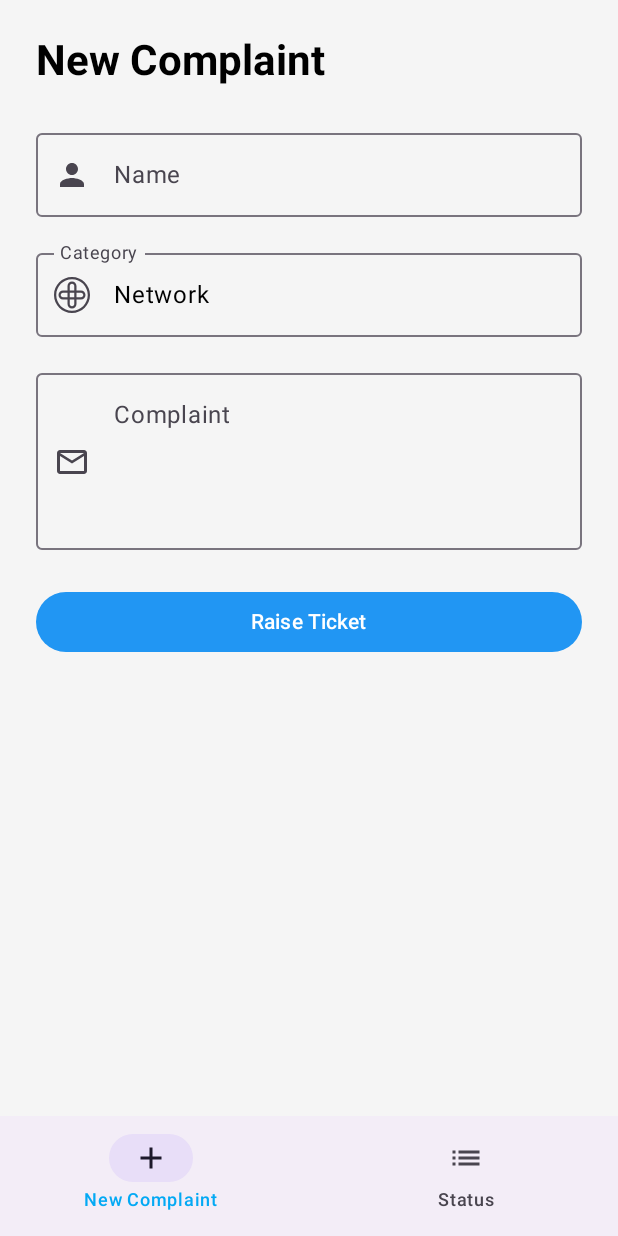
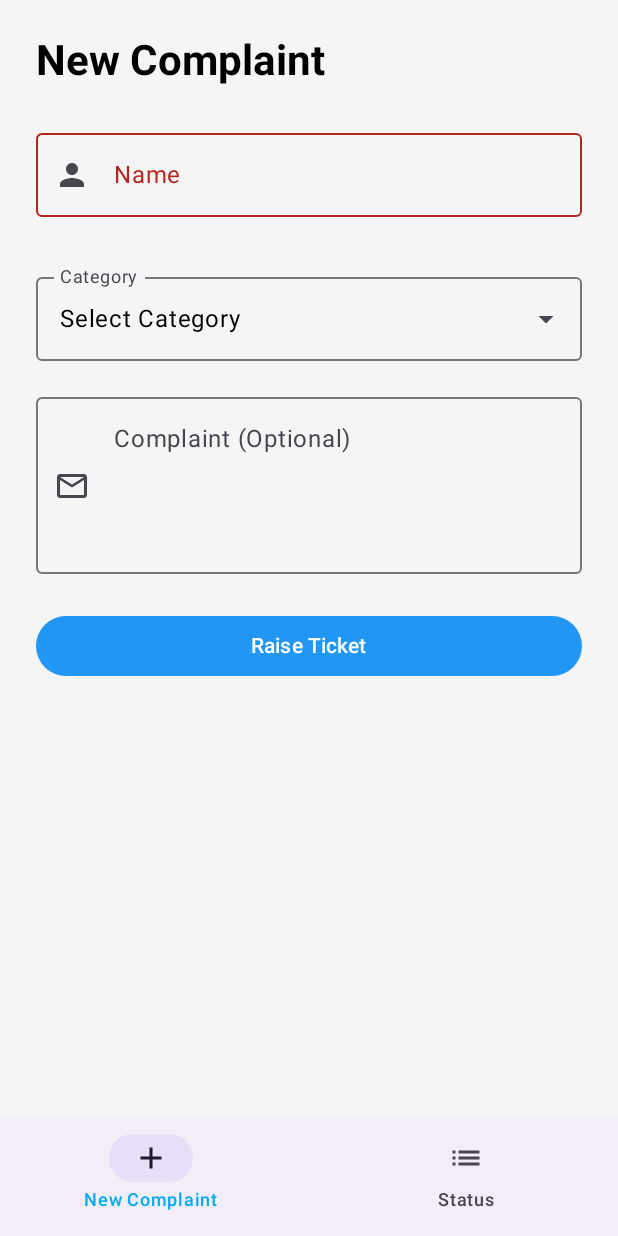
Before and after one commit to RachitAarsh/maintenanceapp, an Android app built with Jetpack Compose: the composable MaintenanceApp shown on its own in the app's theme, after a tap on "Raise Ticket", on a phone screen of 412 x 824 dp. Run offline under Robolectric (Android 15) with nearby library versions, the phone set to English and light mode, and no system bars; our stand-ins replace Firebase (no records; nobody signed in at launch, a user with empty details on screens opened directly); 1 other tap on this screen came first.

Commit message:
commit5: Made complaint text field optional while keeping other fields required

```diff
--- /dev/null
+++ b/app/src/main/java/com/aarsh/maintenanceapp/ui/ComplaintForm.kt
@@ -0,0 +1,121 @@
+package com.aarsh.maintenanceapp.ui
+
+import androidx.compose.foundation.layout.*
+import androidx.compose.material3.*
+import androidx.compose.runtime.*
+import androidx.compose.ui.Modifier
+import androidx.compose.ui.unit.dp
+
+data class Category(
+    val name: String,
+    val subCategories: List<String>
+)
+
+@OptIn(ExperimentalMaterial3Api::class)
+@Composable
+fun ComplaintForm(
+    onCategorySelected: (String) -> Unit,
+    onSubCategorySelected: (String) -> Unit
+) {
+    val categories = listOf(
+        Category("Hardware", listOf(
+            "Monitor Display Issue",
+            "Peripheral Malfunction",
+            "Printer/Scanner Problem",
+            "Power or Boot Failure"
+        )),
+        Category("Network", listOf(
+            "Wi-Fi Connectivity Issue",
+            "Slow Internet Speed",
+            "VPN Access Problems",
+            "Network Drive Not Accessible"
+        )),
+        Category("Software", listOf(
+            "Microsoft Office Error",
+            "System/Application Update Issue",
+            "Login/Authentication Error",
+            "App Crash or Not Responding"
+        ))
+    )
+
+    var selectedCategory by remember { mutableStateOf<Category?>(null) }
+    var selectedSubCategory by remember { mutableStateOf<String?>(null) }
+    var expandedCategory by remember { mutableStateOf(false) }
+    var expandedSubCategory by remember { mutableStateOf(false) }
+
+    Column(
+        modifier = Modifier
+            .fillMaxWidth()
+            .padding(vertical = 16.dp),
+        verticalArrangement = Arrangement.spacedBy(16.dp)
+    ) {
+        // Category Dropdown
+        ExposedDropdownMenuBox(
+            expanded = expandedCategory,
+            onExpandedChange = { expandedCategory = it }
+        ) {
+            OutlinedTextField(
+                value = selectedCategory?.name ?: "Select Category",
+                onValueChange = {},
+                readOnly = true,
+                label = { Text("Category") },
+                trailingIcon = { ExposedDropdownMenuDefaults.TrailingIcon(expanded = expandedCategory) },
+                modifier = Modifier
+                    .fillMaxWidth()
+                    .menuAnchor()
+            )
+
+            ExposedDropdownMenu(
+                expanded = expandedCategory,
+                onDismissRequest = { expandedCategory = false }
+            ) {
+                categories.forEach { category ->
+                    DropdownMenuItem(
+                        text = { Text(category.name) },
+                        onClick = {
+                            selectedCategory = category
+                            selectedSubCategory = null
+                            expandedCategory = false
+                            onCategorySelected(category.name)
+                        }
+                    )
+                }
+            }
+        }
+
+        // Sub-Category Dropdown
+        if (selectedCategory != null) {
+            ExposedDropdownMenuBox(
+                expanded = expandedSubCategory,
+                onExpandedChange = { expandedSubCategory = it }
+            ) {
+                OutlinedTextField(
+                    value = selectedSubCategory ?: "Select Sub-Category",
+                    onValueChange = {},
+                    readOnly = true,
+                    label = { Text("Sub-Category") },
+                    trailingIcon = { ExposedDropdownMenuDefaults.TrailingIcon(expanded = expandedSubCategory) },
+                    modifier = Modifier
+                        .fillMaxWidth()
+                        .menuAnchor()
+                )
+
+                ExposedDropdownMenu(
+                    expanded = expandedSubCategory,
+                    onDismissRequest = { expandedSubCategory = false }
+                ) {
+                    selectedCategory?.subCategories?.forEach { subCategory ->
+                        DropdownMenuItem(
+                            text = { Text(subCategory) },
+                            onClick = {
+                                selectedSubCategory = subCategory
+                                expandedSubCategory = false
+                                onSubCategorySelected(subCategory)
+                            }
+                        )
+                    }
+                }
+            }
+        }
+    }
+}
--- a/app/src/main/java/com/aarsh/maintenanceapp/ui/NewComplaintScreen.kt
+++ b/app/src/main/java/com/aarsh/maintenanceapp/ui/NewComplaintScreen.kt
@@ -12,7 +12,6 @@ import androidx.compose.runtime.*
 import androidx.compose.ui.Alignment
 import androidx.compose.ui.Modifier
 import androidx.compose.ui.platform.LocalContext
-import androidx.compose.ui.res.painterResource
 import androidx.compose.ui.unit.dp
 import com.aarsh.maintenanceapp.R
 import com.google.firebase.firestore.FirebaseFirestore
@@ -29,7 +28,7 @@ fun NewComplaintScreen(modifier: Modifier = Modifier) {
         val textView = layout.findViewById<TextView>(R.id.toast_text)
         textView.text = message
 
-        with(Toast(context)) {
+        Toast(context).apply {
             duration = Toast.LENGTH_SHORT
             view = layout
             show()
@@ -49,9 +48,8 @@ fun NewComplaintScreen(modifier: Modifier = Modifier) {
 
         var name by remember { mutableStateOf("") }
         var complaint by remember { mutableStateOf("") }
-        var selectedCategory by remember { mutableStateOf("Network") }
-        var expanded by remember { mutableStateOf(false) }
-        val categories = listOf("Network", "Hardware", "Software")
+        var selectedCategory by remember { mutableStateOf("") }
+        var selectedSubCategory by remember { mutableStateOf("") }
 
         OutlinedTextField(
             value = name,
@@ -60,75 +58,23 @@ fun NewComplaintScreen(modifier: Modifier = Modifier) {
             leadingIcon = { Icon(Icons.Default.Person, contentDescription = "Name") },
             modifier = Modifier
                 .fillMaxWidth()
-                .padding(bottom = 16.dp)
+                .padding(bottom = 16.dp),
+            isError = name.isBlank()
         )
 
-        ExposedDropdownMenuBox(
-            expanded = expanded,
-            onExpandedChange = { expanded = it },
-            modifier = Modifier
-                .fillMaxWidth()
-                .padding(bottom = 16.dp)
-        ) {
-            OutlinedTextField(
-                value = selectedCategory,
-                onValueChange = { },
-                readOnly = true,
-                label = { Text("Category") },
-                leadingIcon = {
-                    Icon(
-                        painter = painterResource(
-                            id = when (selectedCategory) {
-                                "Hardware" -> R.drawable.ic_hardware
-                                "Software" -> R.drawable.ic_software
-                                "Network" -> R.drawable.ic_network
-                                else -> R.drawable.ic_network
-                            }
-                        ),
-                        contentDescription = "Category Icon"
-                    )
-                },
-                modifier = Modifier.menuAnchor().fillMaxWidth()
-            )
-
-            ExposedDropdownMenu(
-                expanded = expanded,
-                onDismissRequest = { expanded = false }
-            ) {
-                categories.forEach { category ->
-                    DropdownMenuItem(
-                        text = {
-                            Row(
-                                horizontalArrangement = Arrangement.spacedBy(8.dp),
-                                verticalAlignment = Alignment.CenterVertically
-                            ) {
-                                Icon(
-                                    painter = painterResource(
-                                        id = when (category) {
-                                            "Hardware" -> R.drawable.ic_hardware
-                                            "Software" -> R.drawable.ic_software
-                                            "Network" -> R.drawable.ic_network
-                                            else -> R.drawable.ic_network
-                                        }
-                                    ),
-                                    contentDescription = "Category Icon"
-                                )
-                                Text(category)
-                            }
-                        },
-                        onClick = {
-                            selectedCategory = category
-                            expanded = false
-                        }
-                    )
-                }
+        ComplaintForm(
+            onCategorySelected = { category ->
+                selectedCategory = category
+            },
+            onSubCategorySelected = { subCategory ->
+                selectedSubCategory = subCategory
             }
-        }
+        )
 
         OutlinedTextField(
             value = complaint,
             onValueChange = { complaint = it },
-            label = { Text("Complaint") },
+            label = { Text("Complaint (Optional)") },
             leadingIcon = { Icon(Icons.Default.MailOutline, contentDescription = "Complaint") },
             modifier = Modifier
                 .fillMaxWidth()
@@ -139,12 +85,13 @@ fun NewComplaintScreen(modifier: Modifier = Modifier) {
 
         Button(
             onClick = {
-                if (name.isNotBlank() && complaint.isNotBlank()) {
+                if (name.isNotBlank() && selectedCategory.isNotBlank() && selectedSubCategory.isNotBlank()) {
                     val db = FirebaseFirestore.getInstance()
                     val complaintMap = hashMapOf(
                         "name" to name,
                         "complaint" to complaint,
                         "category" to selectedCategory,
+                        "subCategory" to selectedSubCategory,
                         "status" to "Pending",
                         "timestamp" to Date()
                     )
@@ -154,10 +101,17 @@ fun NewComplaintScreen(modifier: Modifier = Modifier) {
                         .addOnSuccessListener {
                             name = ""
                             complaint = ""
-                            selectedCategory = "Network"
-                            expanded = false
+                            selectedCategory = ""
+                            selectedSubCategory = ""
                             showCustomToast("Your complaint has been registered")
                         }
+                } else {
+                    val missingFields = mutableListOf<String>()
+                    if (name.isBlank()) missingFields.add("Name")
+                    if (selectedCategory.isBlank()) missingFields.add("Category")
+                    if (selectedSubCategory.isBlank()) missingFields.add("Sub-Category")
+
+                    showCustomToast("Please fill in: ${missingFields.joinToString(", ")}")
                 }
             },
             modifier = Modifier.fillMaxWidth()
```
Also changed, not shown: app/src/main/AndroidManifest.xml (+9 -0 lines), app/src/main/java/com/aarsh/maintenanceapp/MainActivity.kt (+32 -7 lines), app/src/main/java/com/aarsh/maintenanceapp/ui/StatusScreen.kt (+18 -1 lines), app/src/main/java/com/example/maintenanceapp/ui/ComplaintForm.kt (added, +114 -0 lines).
